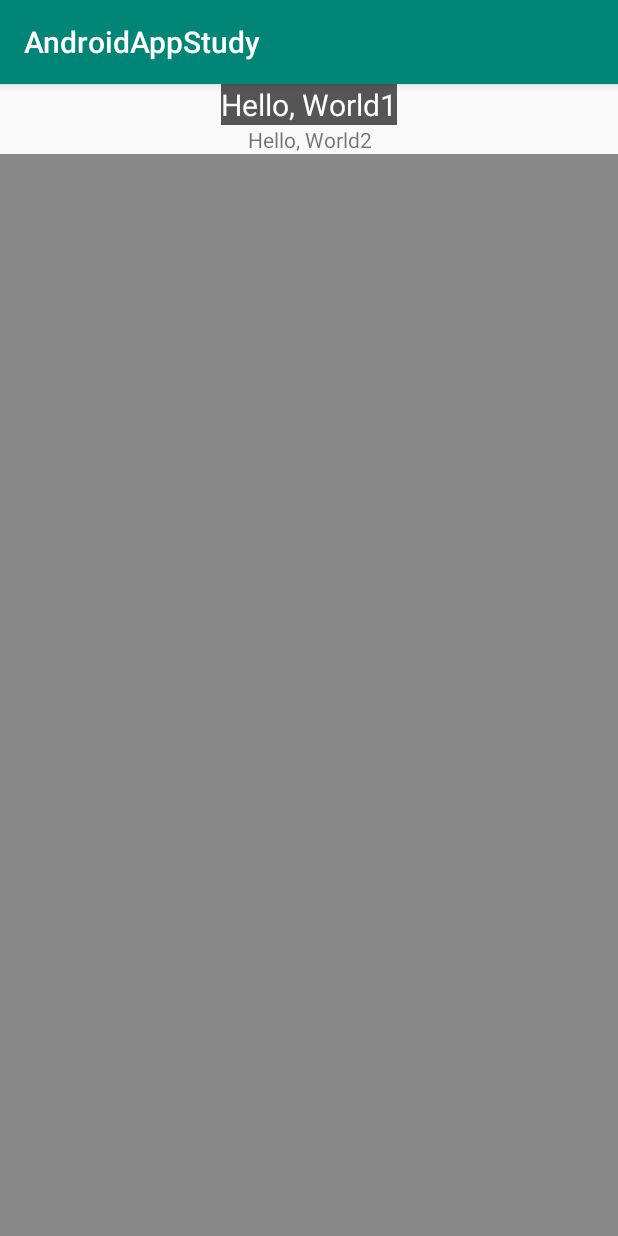
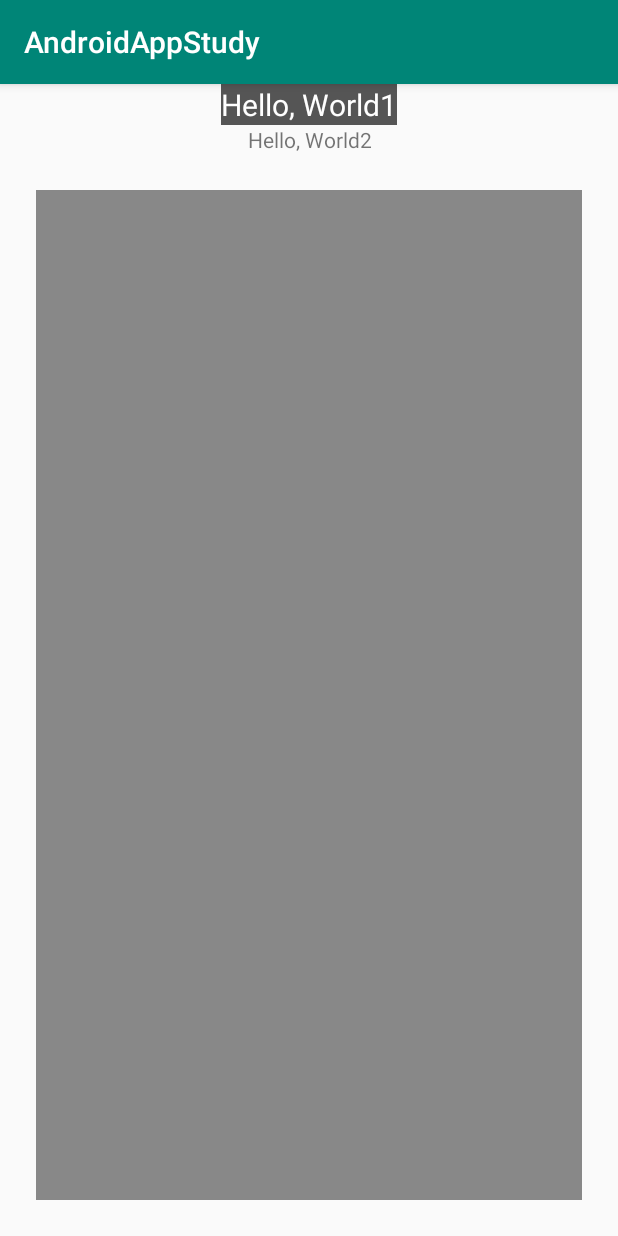
Before and after one commit to JinHwanJung/android-study-java, an Android app: the screen it shows after launch (MainActivity), on a phone screen of 412 x 824 dp. Run offline under Robolectric (Android 15) with nearby library versions, the phone set to English and light mode, and no system bars.

Commit message:
margin 속성

```diff
--- a/app/src/main/res/layout/activity_main.xml
+++ b/app/src/main/res/layout/activity_main.xml
@@ -28,6 +28,7 @@
         android:layout_height="match_parent"
         android:background="#888888"
         android:orientation="horizontal"
+        android:layout_margin="24dp"
         >
 
     </LinearLayout>
```
